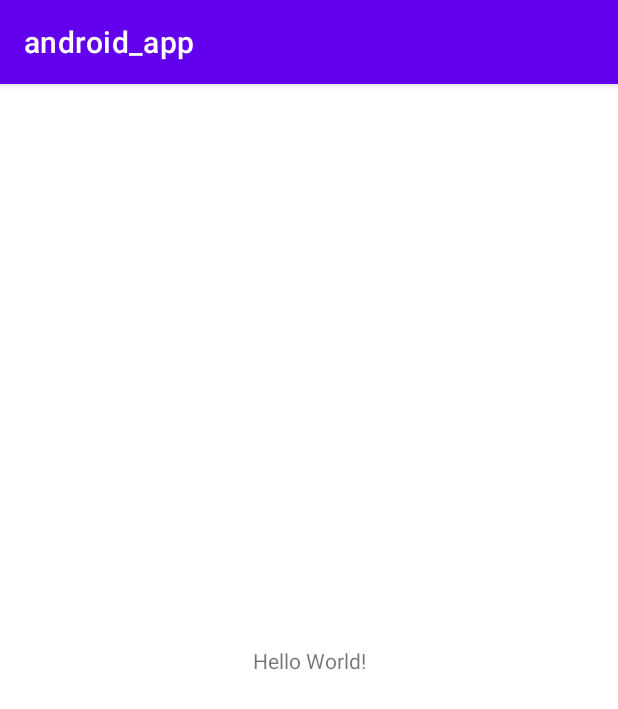
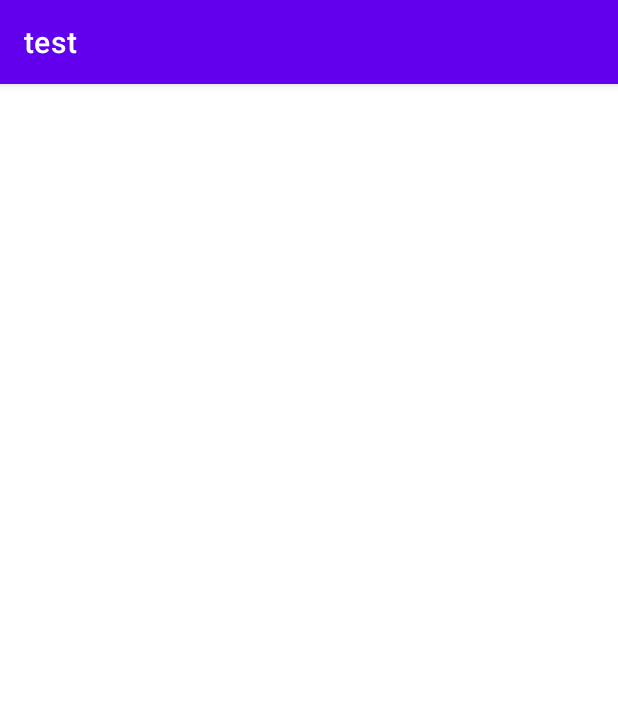
Before and after one commit to youme-Zaurus/nainen, an Android app: the screen it shows after launch (MainActivity), on a phone screen of 412 x 824 dp. Shown: the top 709 px of the screen. Run offline under Robolectric (Android 15) with nearby library versions, the phone set to English and light mode, and no system bars.

```diff
--- a/android_app/src/main/res/layout/activity_main.xml
+++ b/android_app/src/main/res/layout/activity_main.xml
@@ -1,18 +1,13 @@
 <?xml version="1.0" encoding="utf-8"?>
-<androidx.constraintlayout.widget.ConstraintLayout xmlns:android="http://schemas.android.com/apk/res/android"
-    xmlns:app="http://schemas.android.com/apk/res-auto"
-    xmlns:tools="http://schemas.android.com/tools"
+<LinearLayout
+    xmlns:android="http://schemas.android.com/apk/res/android"
     android:layout_width="match_parent"
-    android:layout_height="match_parent"
-    tools:context=".MainActivity">
+    android:layout_height="match_parent">
 
-    <TextView
-        android:layout_width="wrap_content"
-        android:layout_height="wrap_content"
-        android:text="Hello World!"
-        app:layout_constraintBottom_toBottomOf="parent"
-        app:layout_constraintEnd_toEndOf="parent"
-        app:layout_constraintStart_toStartOf="parent"
-        app:layout_constraintTop_toTopOf="parent" />
+    <GridView
+        android:layout_width="match_parent"
+        android:layout_height="match_parent"
+        android:id="@+id/gridLook"
+        android:numColumns="3" />
 
-</androidx.constraintlayout.widget.ConstraintLayout>
+</LinearLayout>
--- a/android_app/src/main/res/values-night/themes.xml
+++ b/android_app/src/main/res/values-night/themes.xml
@@ -1,6 +1,6 @@
 <resources xmlns:tools="http://schemas.android.com/tools">
     <!-- Base application theme. -->
-    <style name="Theme.Android_app" parent="Theme.MaterialComponents.DayNight.DarkActionBar">
+    <style name="Theme.Test" parent="Theme.MaterialComponents.DayNight.DarkActionBar">
         <!-- Primary brand color. -->
         <item name="colorPrimary">@color/purple_200</item>
         <item name="colorPrimaryVariant">@color/purple_700</item>
--- a/android_app/src/main/res/values/strings.xml
+++ b/android_app/src/main/res/values/strings.xml
@@ -1,3 +1,4 @@
 <resources>
-    <string name="app_name">android_app</string>
+    <string name="app_name">test</string>
+    <string name="backButton">戻る</string>
 </resources>
--- a/android_app/src/main/res/values/themes.xml
+++ b/android_app/src/main/res/values/themes.xml
@@ -1,6 +1,6 @@
 <resources xmlns:tools="http://schemas.android.com/tools">
     <!-- Base application theme. -->
-    <style name="Theme.Android_app" parent="Theme.MaterialComponents.DayNight.DarkActionBar">
+    <style name="Theme.Test" parent="Theme.MaterialComponents.DayNight.DarkActionBar">
         <!-- Primary brand color. -->
         <item name="colorPrimary">@color/purple_500</item>
         <item name="colorPrimaryVariant">@color/purple_700</item>
```
Also changed, not shown: android_app/src/main/AndroidManifest.xml (+8 -1 lines).
